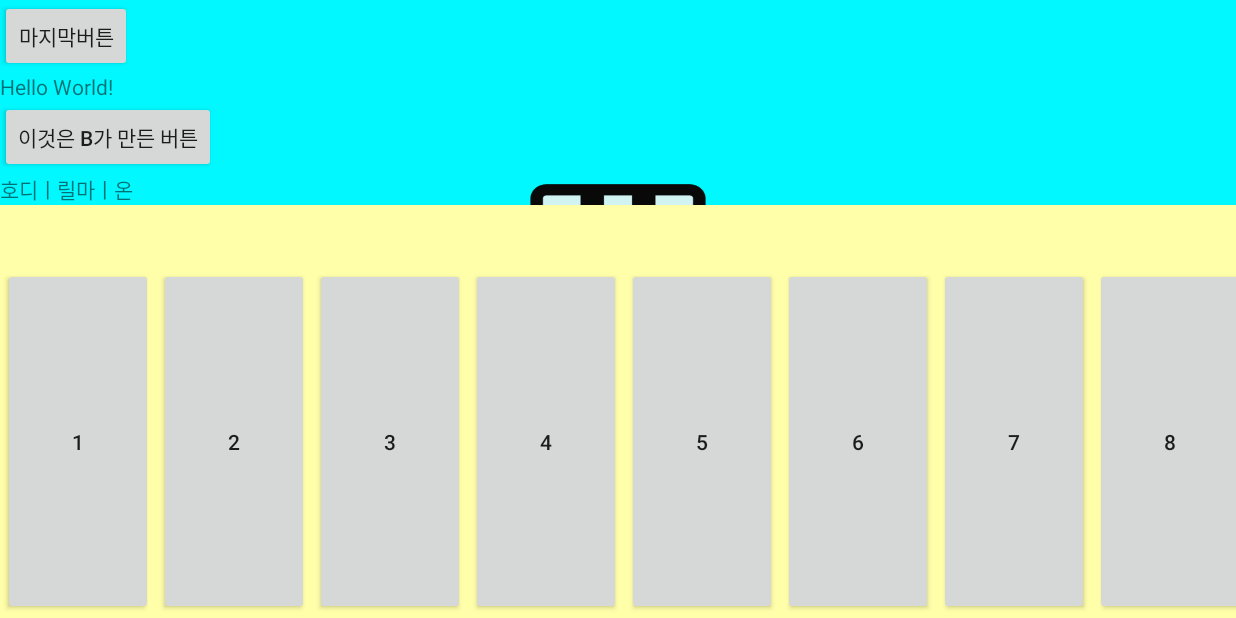
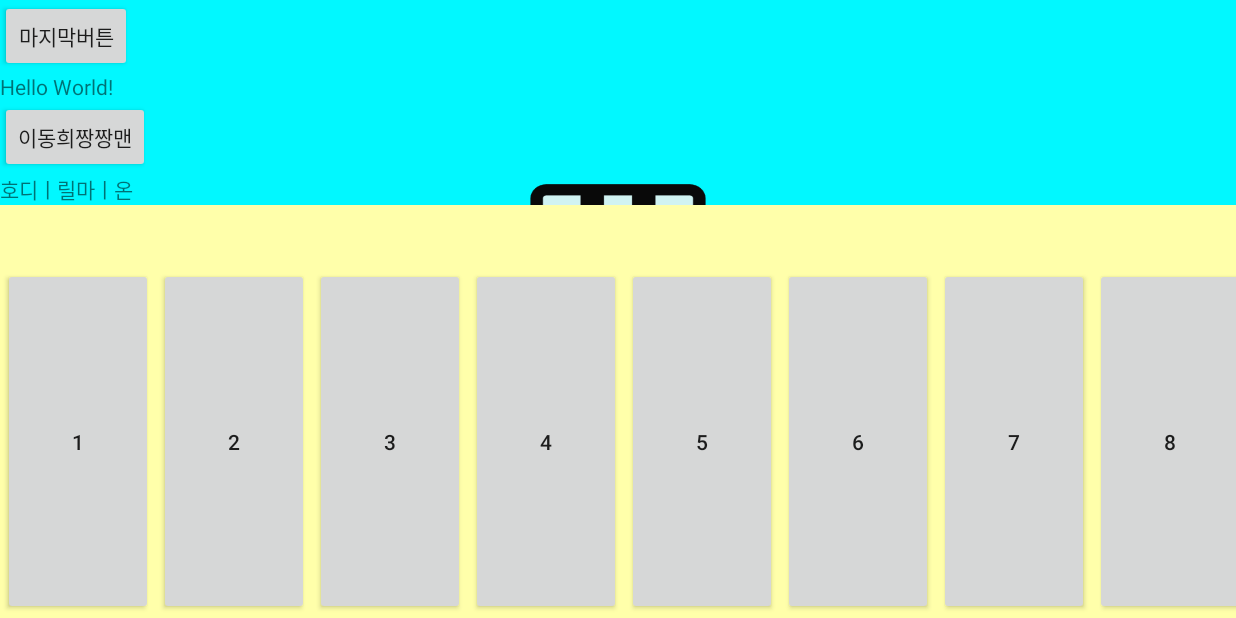
Before and after one commit to BlackLair/githubtest, an Android app: the screen it shows after launch (MainActivity), on a phone screen of 824 x 412 dp (held sideways). Run offline under Robolectric (Android 15) with nearby library versions, the phone set to English and light mode, and no system bars.

Commit message:
이동희짱짱맨

```diff
--- a/app/src/main/res/layout/activity_main.xml
+++ b/app/src/main/res/layout/activity_main.xml
@@ -18,7 +18,7 @@
     <Button
         android:layout_width="wrap_content"
         android:layout_height="wrap_content"
-        android:text="이것은 b가 만든 버튼"/>
+        android:text="이동희짱짱맨"/>
     <TextView
         android:layout_width="wrap_content"
         android:layout_height="wrap_content"
```
